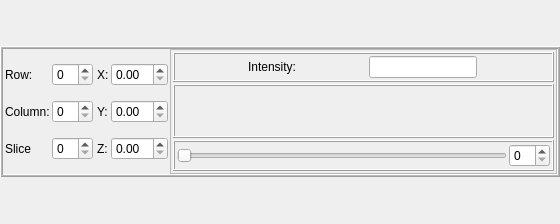
Before: the Qt Designer form forms/voxelInformationWidget.ui in isis-group/vast, drawn with Qt 5.
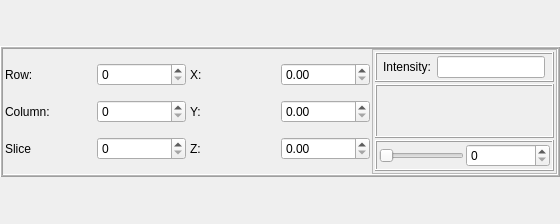
After: the same form once the commit is applied.

```diff
--- a/forms/voxelInformationWidget.ui
+++ b/forms/voxelInformationWidget.ui
@@ -421,6 +421,18 @@
             </property>
             <item>
              <widget class="QSlider" name="timestepSlider">
+              <property name="sizePolicy">
+               <sizepolicy hsizetype="Minimum" vsizetype="Fixed">
+                <horstretch>0</horstretch>
+                <verstretch>0</verstretch>
+               </sizepolicy>
+              </property>
+              <property name="sizeIncrement">
+               <size>
+                <width>100</width>
+                <height>0</height>
+               </size>
+              </property>
               <property name="orientation">
                <enum>Qt::Horizontal</enum>
               </property>
```
